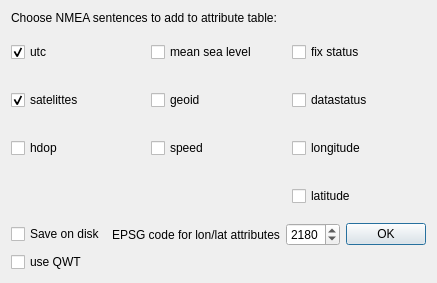
Mackoo/nmea2qgis, file ui_settings.ui: the form before one commit.
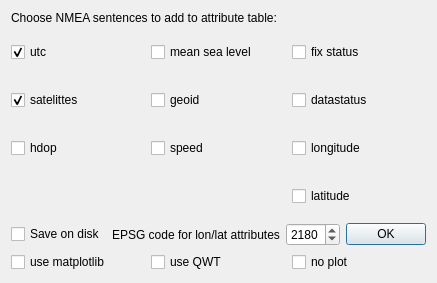
The form after the commit.

Patch:
```diff
--- a/ui_settings.ui
+++ b/ui_settings.ui
@@ -6,7 +6,7 @@
    <rect>
     <x>0</x>
     <y>0</y>
-    <width>394</width>
+    <width>399</width>
     <height>283</height>
    </rect>
   </property>
@@ -188,11 +188,29 @@
     </layout>
    </item>
    <item>
+    <layout class="QHBoxLayout" name="horizontalLayout_3">
+     <item>
+      <widget class="QCheckBox" name="matCheck">
+       <property name="text">
+        <string>use matplotlib</string>
+       </property>
+      </widget>
+     </item>
+     <item>
     <widget class="QCheckBox" name="qwtCheck">
      <property name="text">
       <string>use QWT</string>
      </property>
     </widget>
+     </item>
+     <item>
+      <widget class="QCheckBox" name="noCheck">
+       <property name="text">
+        <string>no plot</string>
+       </property>
+      </widget>
+     </item>
+    </layout>
    </item>
    <item>
     <layout class="QHBoxLayout" name="horizontalLayout"/>
```
Lines whose indentation alone changed are shown as unchanged.
